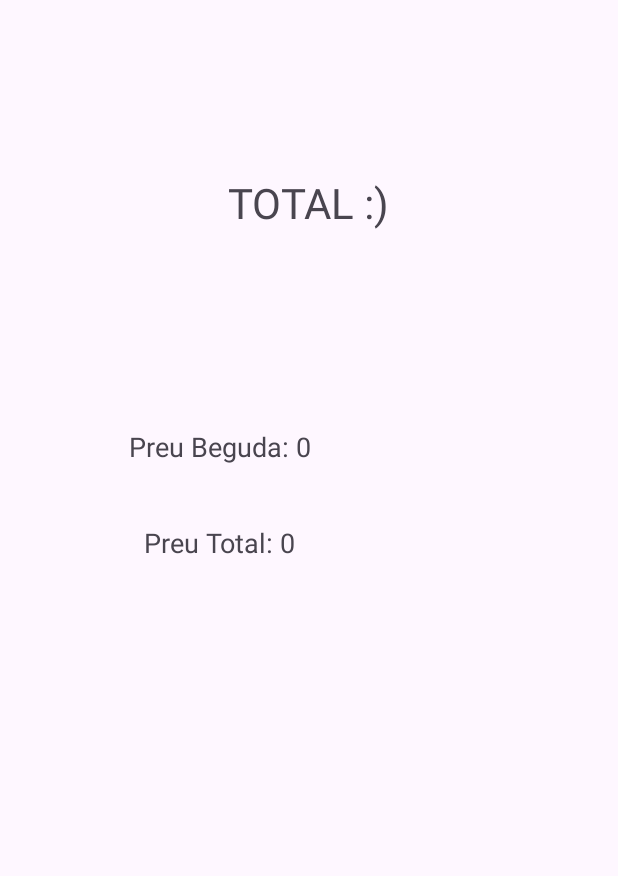
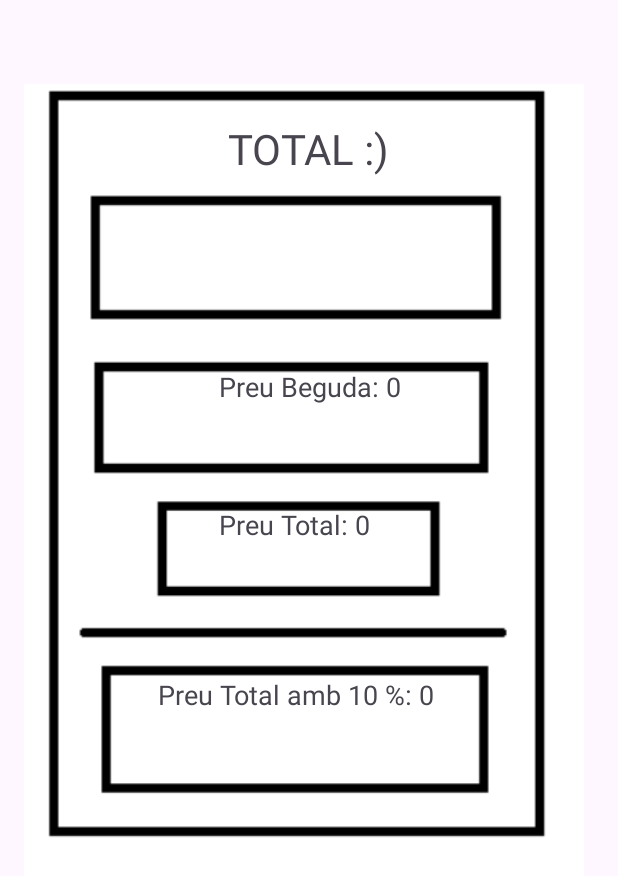
Before and after one commit to ppulidoc/platsVMi_livedata_i_sharedVM, an Android app: the SegonPlatFragment screen opened through its navigation route, after a tap on "Next", on a phone screen of 412 x 824 dp. Shown: the top 876 px of the screen. Run offline under Robolectric (Android 15) with nearby library versions, the phone set to English and light mode, and no system bars; our stand-ins replace data binding.

Commit message:
Desconte 10% i background

```diff
--- a/app/src/main/java/com/example/platsvmi_livedata_i_sharedvm/PlatsViewModel.kt
+++ b/app/src/main/java/com/example/platsvmi_livedata_i_sharedvm/PlatsViewModel.kt
@@ -41,6 +41,9 @@ class PlatsViewModel: ViewModel() {
     private val _resultFinal = MutableLiveData<Int>()
     val resultFinal: LiveData<Int> get() = _resultFinal
 
+    private val _resultFinalDesconte = MutableLiveData<Int>()
+    val resultFinalDesconte: LiveData<Int> get() = _resultFinalDesconte
+
 
     fun updateMenu1(plat: Int, quant: Int, preu: Int) {
         _quantPlat1.value = quant
@@ -70,5 +73,12 @@ class PlatsViewModel: ViewModel() {
 
     }
 
+    fun totalPreuFinalDesconte() {
+
+        val desconte = ((_resultFinal.value ?: 0) * 10 )/100
+        _resultFinalDesconte.value = (_resultFinal.value ?: 0) - desconte
+
+    }
+
 
 }
--- a/app/src/main/java/com/example/platsvmi_livedata_i_sharedvm/SegonPlatFragment.kt
+++ b/app/src/main/java/com/example/platsvmi_livedata_i_sharedvm/SegonPlatFragment.kt
@@ -36,6 +36,7 @@ class SegonPlatFragment : Fragment() {
 
             viewModel.pintarPreuSegonFinal()
             viewModel.totalPreuFinal()
+            viewModel.totalPreuFinalDesconte()
 
             findNavController().navigate(R.id.action_segonPlatFragment_to_totalFragment, null)
         }
--- a/app/src/main/java/com/example/platsvmi_livedata_i_sharedvm/TotalFragment.kt
+++ b/app/src/main/java/com/example/platsvmi_livedata_i_sharedvm/TotalFragment.kt
@@ -41,6 +41,11 @@ class TotalFragment : Fragment() {
             binding.textTotal.text = "Preu Total: $preuFinal"
         }
 
+        viewModel.resultFinalDesconte.observe(viewLifecycleOwner) { preuFinalDesc ->
+            binding.textTotalDesconte.text = "Preu Total amb 10 %: $preuFinalDesc"
+        }
+
+
 
 
 
--- a/app/src/main/res/layout/fragment_total.xml
+++ b/app/src/main/res/layout/fragment_total.xml
@@ -9,12 +9,27 @@
         android:layout_height="match_parent"
         tools:context=".TotalFragment">
 
+        <!-- Imagen de fondo -->
+
+        <!-- Elementos superpuestos -->
+
+        <ImageView
+            android:id="@+id/imageView"
+            android:layout_width="373dp"
+            android:layout_height="590dp"
+            android:layout_marginStart="16dp"
+            android:layout_marginTop="56dp"
+            android:scaleType="centerCrop"
+            app:layout_constraintStart_toStartOf="parent"
+            app:layout_constraintTop_toTopOf="parent"
+            app:srcCompat="@drawable/factura_png_fondo"
+            tools:ignore="MissingConstraints" />
 
         <TextView
             android:id="@+id/textView"
             android:layout_width="298dp"
             android:layout_height="41dp"
-            android:layout_marginTop="116dp"
+            android:layout_marginTop="80dp"
             android:text="TOTAL :)"
             android:textAlignment="center"
             android:textSize="28dp"
@@ -25,43 +40,54 @@
 
         <TextView
             android:id="@+id/PrimerPlatFinal"
-            android:layout_width="368dp"
-            android:layout_height="41dp"
-            android:layout_marginTop="48dp"
+            android:layout_width="264dp"
+            android:layout_height="55dp"
+            android:layout_marginTop="24dp"
             android:text=""
             android:textAlignment="center"
             android:textSize="18dp"
             app:layout_constraintEnd_toEndOf="parent"
-            app:layout_constraintHorizontal_bias="0.627"
+            app:layout_constraintHorizontal_bias="0.496"
             app:layout_constraintStart_toStartOf="parent"
             app:layout_constraintTop_toBottomOf="@+id/textView" />
 
         <TextView
             android:id="@+id/SegonPlat"
-            android:layout_width="180dp"
-            android:layout_height="30dp"
-            android:layout_marginTop="128dp"
+            android:layout_width="213dp"
+            android:layout_height="72dp"
+            android:layout_marginTop="124dp"
             android:text=""
             android:textAlignment="center"
             android:textSize="18dp"
             app:layout_constraintEnd_toEndOf="parent"
-            app:layout_constraintHorizontal_bias="0.242"
             app:layout_constraintStart_toStartOf="parent"
             app:layout_constraintTop_toBottomOf="@+id/textView" />
 
         <TextView
             android:id="@+id/textTotal"
-            android:layout_width="180dp"
-            android:layout_height="30dp"
-            android:layout_marginTop="192dp"
+            android:layout_width="178dp"
+            android:layout_height="53dp"
+            android:layout_marginTop="216dp"
             android:text=" "
             android:textAlignment="center"
             android:textSize="18dp"
             app:layout_constraintEnd_toEndOf="parent"
-            app:layout_constraintHorizontal_bias="0.242"
+            app:layout_constraintHorizontal_bias="0.459"
             app:layout_constraintStart_toStartOf="parent"
             app:layout_constraintTop_toBottomOf="@+id/textView" />
 
+        <TextView
+            android:id="@+id/textTotalDesconte"
+            android:layout_width="230dp"
+            android:layout_height="77dp"
+            android:layout_marginTop="60dp"
+            android:text=" "
+            android:textAlignment="center"
+            android:textSize="18dp"
+            app:layout_constraintEnd_toEndOf="parent"
+            app:layout_constraintHorizontal_bias="0.453"
+            app:layout_constraintStart_toStartOf="parent"
+            app:layout_constraintTop_toBottomOf="@+id/textTotal" />
 
     </androidx.constraintlayout.widget.ConstraintLayout>
 </layout>
```
Also changed, not shown: app/src/main/res/drawable/factura_png_fondo.png (added).
